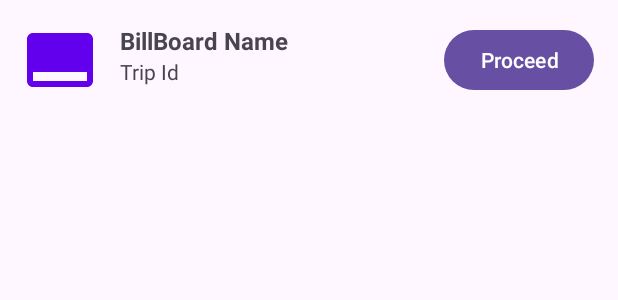
After one commit to EmbeddedCreations/Billboard, an Android app: the layout billboard_card.xml on its own in the app's theme, with its tools: preview values and no code run, on a phone screen of 412 x 824 dp. The commit adds this screen. Shown: the top 300 px of the screen. Run offline under Robolectric (Android 15) with nearby library versions, the phone set to English and light mode, and no system bars.

Commit message:
Added Billboard Display

```diff
--- a/app/src/main/java/com/example/billboard/MainActivity.java
+++ b/app/src/main/java/com/example/billboard/MainActivity.java
@@ -22,12 +22,12 @@ public class MainActivity extends AppCompatActivity {
     }
 
     public void home(View view) {
-        Intent i = new Intent(this, MainActivity3.class);
+        Intent i = new Intent(MainActivity.this, DisplayBillboards.class);
         startActivity(i);
     }
 
     public void home1(View view) {
-        Intent i = new Intent(this, MainActivity2.class);
+        Intent i = new Intent(MainActivity.this, MainActivity2.class);
         startActivity(i);
     }
 
--- a/app/src/main/java/com/example/billboard/MainActivity3.java
+++ b/app/src/main/java/com/example/billboard/MainActivity3.java
@@ -196,7 +196,7 @@ public class MainActivity3 extends AppCompatActivity {
             || Math.abs(P3.second - P4.second) >= 300
             || Math.abs(P1.first - P4.first) >= 300){
                 AlertDialog.Builder builder = new AlertDialog.Builder(MainActivity3.this);
-                builder.setMessage("Please Mark Appropriately or Take  photo of the Billboard Properly")
+                builder.setMessage("Please Mark Appropriately or Take  photo of the BillboardData Properly")
                         .setPositiveButton("OK", new DialogInterface.OnClickListener() {
                             public void onClick(DialogInterface dialog, int id) {
                                 drawing_view.clearPaths();
@@ -216,7 +216,7 @@ public class MainActivity3 extends AppCompatActivity {
         if (Math.abs(P6.second - P5.second) <= 5 || Math.abs(P6.first - P5.first) <= 5) {
             AlertDialog.Builder builder = new AlertDialog.Builder(MainActivity3.this);
             builder.setMessage("Please Mark Scale Properly. The Scale should be displayed horizontally in the image." +
-                            "Please make sure that the Scale is marked after marking the Billboard.")
+                            "Please make sure that the Scale is marked after marking the BillboardData.")
                     .setPositiveButton("OK", new DialogInterface.OnClickListener() {
                         public void onClick(DialogInterface dialog, int id) {
                             drawing_view.clearPaths();
--- /dev/null
+++ b/app/src/main/res/drawable/baseline_call_to_action_24.xml
@@ -0,0 +1,5 @@
+<vector android:height="24dp" android:tint="#FF6200EE"
+    android:viewportHeight="24" android:viewportWidth="24"
+    android:width="24dp" xmlns:android="http://schemas.android.com/apk/res/android">
+    <path android:fillColor="@android:color/white" android:pathData="M21,3L3,3c-1.1,0 -2,0.9 -2,2v14c0,1.1 0.9,2 2,2h18c1.1,0 2,-0.9 2,-2L23,5c0,-1.1 -0.9,-2 -2,-2zM21,19L3,19v-3h18v3z"/>
+</vector>
--- /dev/null
+++ b/app/src/main/res/layout/billboard_card.xml
@@ -0,0 +1,55 @@
+<?xml version="1.0" encoding="utf-8"?>
+<LinearLayout
+    xmlns:android="http://schemas.android.com/apk/res/android"
+    android:layout_width="match_parent"
+    android:layout_height="wrap_content"
+    android:orientation="horizontal"
+    android:padding="16dp">
+
+    <!-- Icon -->
+
+    <!-- Text Fields Container -->
+    <ImageView
+        android:id="@+id/iconImageView"
+        android:layout_width="48dp"
+        android:layout_height="48dp"
+        android:layout_gravity="center_vertical"
+        android:src="@drawable/baseline_call_to_action_24" />
+
+    <LinearLayout
+        android:layout_width="0dp"
+        android:layout_height="wrap_content"
+        android:layout_weight="1"
+        android:layout_marginStart="16dp"
+        android:orientation="vertical">
+
+        <!-- Name -->
+        <TextView
+            android:id="@+id/nameTextView"
+            android:layout_width="match_parent"
+            android:layout_height="wrap_content"
+            android:text="BillBoard Name"
+            android:textSize="16sp"
+            android:textStyle="bold" />
+
+        <!-- Phone Number -->
+        <TextView
+            android:id="@+id/IdTextView"
+            android:layout_width="match_parent"
+            android:layout_height="wrap_content"
+            android:text="Trip Id"
+            android:textSize="14sp" />
+
+
+
+    </LinearLayout>
+
+    <!-- Call Button -->
+    <Button
+        android:id="@+id/button"
+        android:layout_width="wrap_content"
+        android:layout_height="wrap_content"
+        android:text="Proceed"
+        android:layout_gravity="center_vertical" />
+
+</LinearLayout>
```
Also changed, not shown: app/src/main/AndroidManifest.xml (+8 -0 lines), app/src/main/java/com/example/billboard/BillboardData.java (added, +19 -0 lines), app/src/main/java/com/example/billboard/CardAdapter.java (added, +66 -0 lines), app/src/main/java/com/example/billboard/DisplayBillboards.java (added, +101 -0 lines), app/src/main/java/com/example/billboard/Login.java (+4 -6 lines), app/src/main/res/layout/billboards_list.xml (added, +16 -0 lines), app/src/main/res/layout/button_item_layout.xml (added, +8 -0 lines), app/src/main/res/layout/text_item_layout.xml (added, +8 -0 lines).
